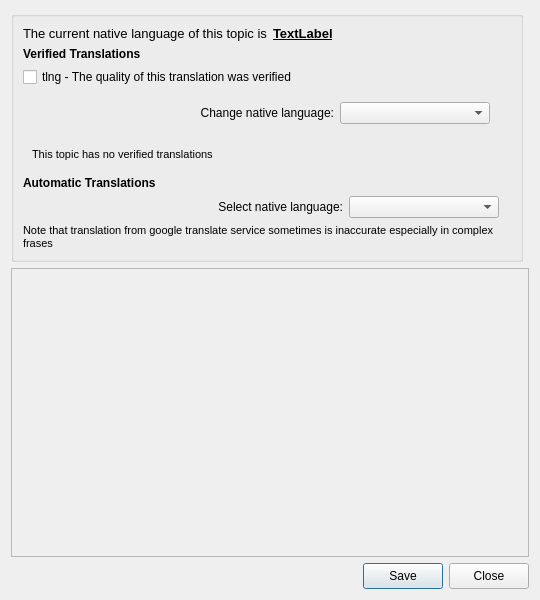
First picture: the form in src/dlg_translate.ui, repository robinpalat/idiomindQt, before the edit.
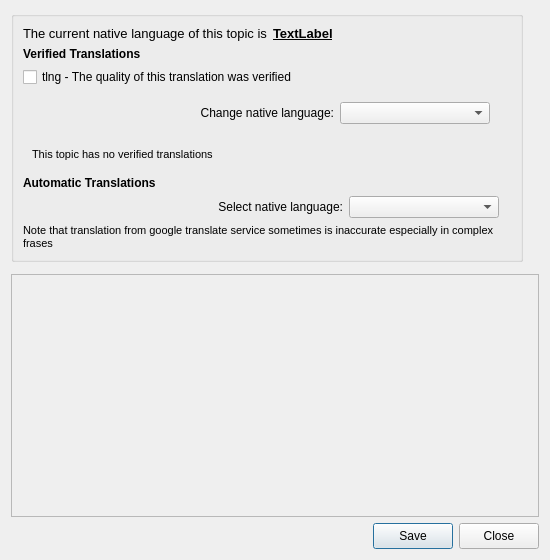
Second picture: the form after the edit.

The edit to the form file:
```diff
--- a/src/dlg_translate.ui
+++ b/src/dlg_translate.ui
@@ -6,14 +6,14 @@
    <rect>
     <x>0</x>
     <y>0</y>
-    <width>540</width>
-    <height>600</height>
+    <width>550</width>
+    <height>560</height>
    </rect>
   </property>
   <property name="minimumSize">
    <size>
-    <width>540</width>
-    <height>600</height>
+    <width>550</width>
+    <height>560</height>
    </size>
   </property>
   <property name="maximumSize">
@@ -286,6 +286,22 @@
      </layout>
     </widget>
    </item>
+   <item>
+    <spacer name="verticalSpacer">
+     <property name="orientation">
+      <enum>Qt::Vertical</enum>
+     </property>
+     <property name="sizeType">
+      <enum>QSizePolicy::Fixed</enum>
+     </property>
+     <property name="sizeHint" stdset="0">
+      <size>
+       <width>20</width>
+       <height>6</height>
+      </size>
+     </property>
+    </spacer>
+   </item>
    <item>
     <widget class="QScrollArea" name="scrollArea">
      <property name="frameShape">
@@ -305,8 +321,8 @@
        <rect>
         <x>0</x>
         <y>0</y>
-        <width>520</width>
-        <height>267</height>
+        <width>530</width>
+        <height>215</height>
        </rect>
       </property>
       <layout class="QVBoxLayout" name="verticalLayout_2">
```
